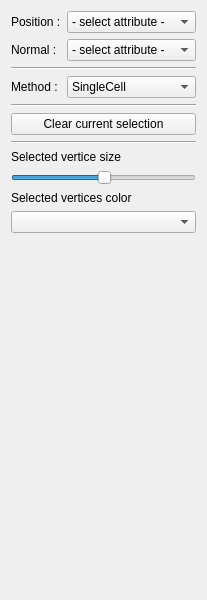
This is SCHNApps/Plugins/surface_selection/forms/surface_selection.ui in cgogn/CGoGN as Qt 5 draws it before an edit. The edited form follows.
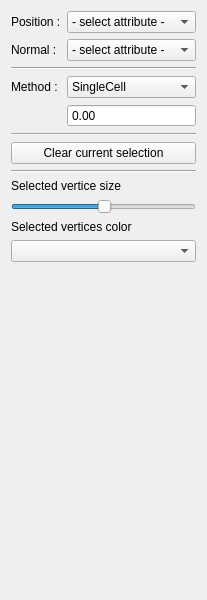
This is the edited form. Custom widgets are drawn as their Qt base class.

Commit message: schnapps_selection update

Diff of the .ui file:
```diff
--- a/SCHNApps/Plugins/surface_selection/forms/surface_selection.ui
+++ b/SCHNApps/Plugins/surface_selection/forms/surface_selection.ui
@@ -14,20 +14,24 @@
    <string>Form</string>
   </property>
   <layout class="QGridLayout" name="gridLayout">
-   <item row="5" column="0" colspan="2">
-    <widget class="QPushButton" name="button_clear">
-     <property name="text">
-      <string>Clear current selection</string>
+   <item row="9" column="0" colspan="2">
+    <widget class="QSlider" name="slider_verticesScaleFactor">
+     <property name="value">
+      <number>50</number>
+     </property>
+     <property name="orientation">
+      <enum>Qt::Horizontal</enum>
+     </property>
+     <property name="tickPosition">
+      <enum>QSlider::NoTicks</enum>
      </property>
     </widget>
    </item>
-   <item row="1" column="1">
-    <widget class="QComboBox" name="combo_normalAttribute">
-     <item>
-      <property name="text">
-       <string>- select attribute -</string>
-      </property>
-     </item>
+   <item row="2" column="0" colspan="2">
+    <widget class="Line" name="line">
+     <property name="orientation">
+      <enum>Qt::Horizontal</enum>
+     </property>
     </widget>
    </item>
    <item row="1" column="0">
@@ -37,6 +41,22 @@
      </property>
     </widget>
    </item>
+   <item row="1" column="1">
+    <widget class="QComboBox" name="combo_normalAttribute">
+     <item>
+      <property name="text">
+       <string>- select attribute -</string>
+      </property>
+     </item>
+    </widget>
+   </item>
+   <item row="6" column="0" colspan="2">
+    <widget class="QPushButton" name="button_clear">
+     <property name="text">
+      <string>Clear current selection</string>
+     </property>
+    </widget>
+   </item>
    <item row="3" column="1">
     <widget class="QComboBox" name="combo_selectionMethod">
      <property name="sizePolicy">
@@ -62,40 +82,6 @@
      </item>
     </widget>
    </item>
-   <item row="2" column="0" colspan="2">
-    <widget class="Line" name="line">
-     <property name="orientation">
-      <enum>Qt::Horizontal</enum>
-     </property>
-    </widget>
-   </item>
-   <item row="8" column="0" colspan="2">
-    <widget class="QSlider" name="slider_verticesScaleFactor">
-     <property name="value">
-      <number>50</number>
-     </property>
-     <property name="orientation">
-      <enum>Qt::Horizontal</enum>
-     </property>
-     <property name="tickPosition">
-      <enum>QSlider::NoTicks</enum>
-     </property>
-    </widget>
-   </item>
-   <item row="0" column="0">
-    <widget class="QLabel" name="label_2">
-     <property name="text">
-      <string>Position :</string>
-     </property>
-    </widget>
-   </item>
-   <item row="4" column="0" colspan="2">
-    <widget class="Line" name="line_2">
-     <property name="orientation">
-      <enum>Qt::Horizontal</enum>
-     </property>
-    </widget>
-   </item>
    <item row="0" column="1">
     <widget class="QComboBox" name="combo_positionAttribute">
      <property name="sizePolicy">
@@ -111,10 +97,10 @@
      </item>
     </widget>
    </item>
-   <item row="7" column="0" colspan="2">
-    <widget class="QLabel" name="label_4">
-     <property name="text">
-      <string>Selected vertice size</string>
+   <item row="5" column="0" colspan="2">
+    <widget class="Line" name="line_2">
+     <property name="orientation">
+      <enum>Qt::Horizontal</enum>
      </property>
     </widget>
    </item>
@@ -125,14 +111,35 @@
      </property>
     </widget>
    </item>
-   <item row="9" column="0" colspan="2">
+   <item row="0" column="0">
+    <widget class="QLabel" name="label_2">
+     <property name="text">
+      <string>Position :</string>
+     </property>
+    </widget>
+   </item>
+   <item row="8" column="0" colspan="2">
+    <widget class="QLabel" name="label_4">
+     <property name="text">
+      <string>Selected vertice size</string>
+     </property>
+    </widget>
+   </item>
+   <item row="10" column="0" colspan="2">
     <widget class="QLabel" name="label_5">
      <property name="text">
       <string>Selected vertices color</string>
      </property>
     </widget>
    </item>
-   <item row="14" column="1">
+   <item row="7" column="0" colspan="2">
+    <widget class="Line" name="line_3">
+     <property name="orientation">
+      <enum>Qt::Horizontal</enum>
+     </property>
+    </widget>
+   </item>
+   <item row="15" column="1">
     <spacer name="verticalSpacer">
      <property name="orientation">
       <enum>Qt::Vertical</enum>
@@ -145,13 +152,38 @@
      </property>
     </spacer>
    </item>
-   <item row="10" column="0" colspan="2">
+   <item row="11" column="0" colspan="2">
     <widget class="ColorComboBox" name="combo_color"/>
    </item>
-   <item row="6" column="0" colspan="2">
-    <widget class="Line" name="line_3">
-     <property name="orientation">
-      <enum>Qt::Horizontal</enum>
+   <item row="4" column="1">
+    <widget class="QDoubleSpinBox" name="spin_angle_radius">
+     <property name="toolTip">
+      <string notr="true"/>
+     </property>
+     <property name="toolTipDuration">
+      <number>1</number>
+     </property>
+     <property name="statusTip">
+      <string/>
+     </property>
+     <property name="whatsThis">
+      <string/>
+     </property>
+     <property name="readOnly">
+      <bool>true</bool>
+     </property>
+     <property name="buttonSymbols">
+      <enum>QAbstractSpinBox::NoButtons</enum>
+     </property>
+     <property name="maximum">
+      <double>999999999.000000000000000</double>
+     </property>
+    </widget>
+   </item>
+   <item row="4" column="0">
+    <widget class="QLabel" name="label_angle_radius">
+     <property name="text">
+      <string/>
      </property>
     </widget>
    </item>
```
The commit also changes 6 other files.
